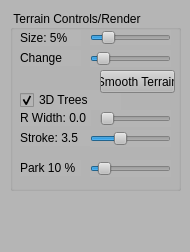
Qt form FBCDesigner/ControlWidget.ui (gnishida/FBCDesigner) before a commit.
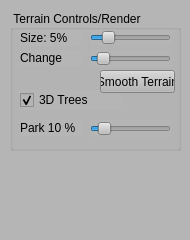
The same form after that commit.

Diff of the .ui file:
```diff
--- a/FBCDesigner/ControlWidget.ui
+++ b/FBCDesigner/ControlWidget.ui
@@ -7,7 +7,7 @@
     <x>0</x>
     <y>0</y>
     <width>190</width>
-    <height>252</height>
+    <height>240</height>
    </rect>
   </property>
   <property name="minimumSize">
@@ -26,7 +26,7 @@
       <x>10</x>
       <y>10</y>
       <width>171</width>
-      <height>181</height>
+      <height>141</height>
      </rect>
     </property>
     <property name="title">
@@ -111,84 +111,11 @@
       <enum>Qt::Horizontal</enum>
      </property>
     </widget>
-    <widget class="QLabel" name="render_2DroadsStrokeLabel">
-     <property name="geometry">
-      <rect>
-       <x>10</x>
-       <y>120</y>
-       <width>71</width>
-       <height>16</height>
-      </rect>
-     </property>
-     <property name="text">
-      <string>Stroke: 3.5</string>
-     </property>
-    </widget>
-    <widget class="QSlider" name="render_2DroadsStrokeSlider">
-     <property name="geometry">
-      <rect>
-       <x>80</x>
-       <y>120</y>
-       <width>81</width>
-       <height>17</height>
-      </rect>
-     </property>
-     <property name="maximumSize">
-      <size>
-       <width>16777215</width>
-       <height>17</height>
-      </size>
-     </property>
-     <property name="maximum">
-      <number>100</number>
-     </property>
-     <property name="value">
-      <number>35</number>
-     </property>
-     <property name="orientation">
-      <enum>Qt::Horizontal</enum>
-     </property>
-    </widget>
-    <widget class="QSlider" name="render_2DroadsExtraWidthSlider">
-     <property name="geometry">
-      <rect>
-       <x>90</x>
-       <y>100</y>
-       <width>71</width>
-       <height>17</height>
-      </rect>
-     </property>
-     <property name="maximumSize">
-      <size>
-       <width>16777215</width>
-       <height>17</height>
-      </size>
-     </property>
-     <property name="maximum">
-      <number>100</number>
-     </property>
-     <property name="orientation">
-      <enum>Qt::Horizontal</enum>
-     </property>
-    </widget>
-    <widget class="QLabel" name="render_2DroadsExtraWidthLabel">
-     <property name="geometry">
-      <rect>
-       <x>10</x>
-       <y>100</y>
-       <width>71</width>
-       <height>16</height>
-      </rect>
-     </property>
-     <property name="text">
-      <string>R Width: 0.0</string>
-     </property>
-    </widget>
     <widget class="QLabel" name="render_2DparksLabel">
      <property name="geometry">
       <rect>
        <x>10</x>
-       <y>150</y>
+       <y>110</y>
        <width>61</width>
        <height>16</height>
       </rect>
@@ -201,7 +128,7 @@
      <property name="geometry">
       <rect>
        <x>80</x>
-       <y>150</y>
+       <y>110</y>
        <width>81</width>
        <height>17</height>
       </rect>
```
Left out of the diff: 2 changed lines with no effect on the pictures.
